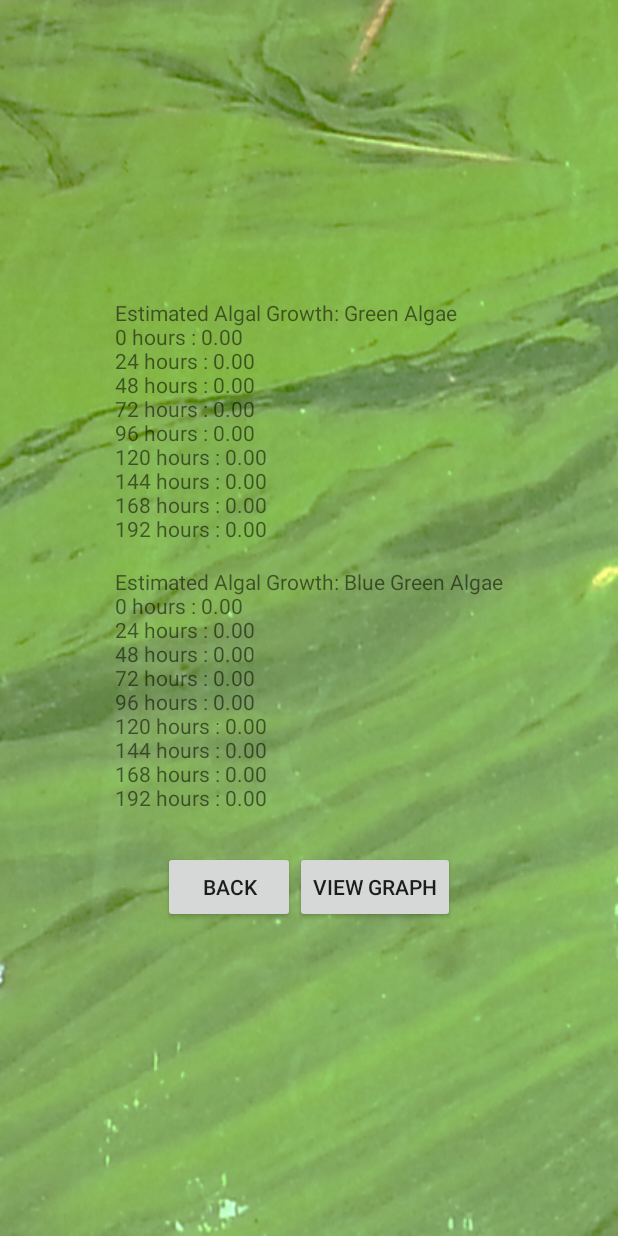
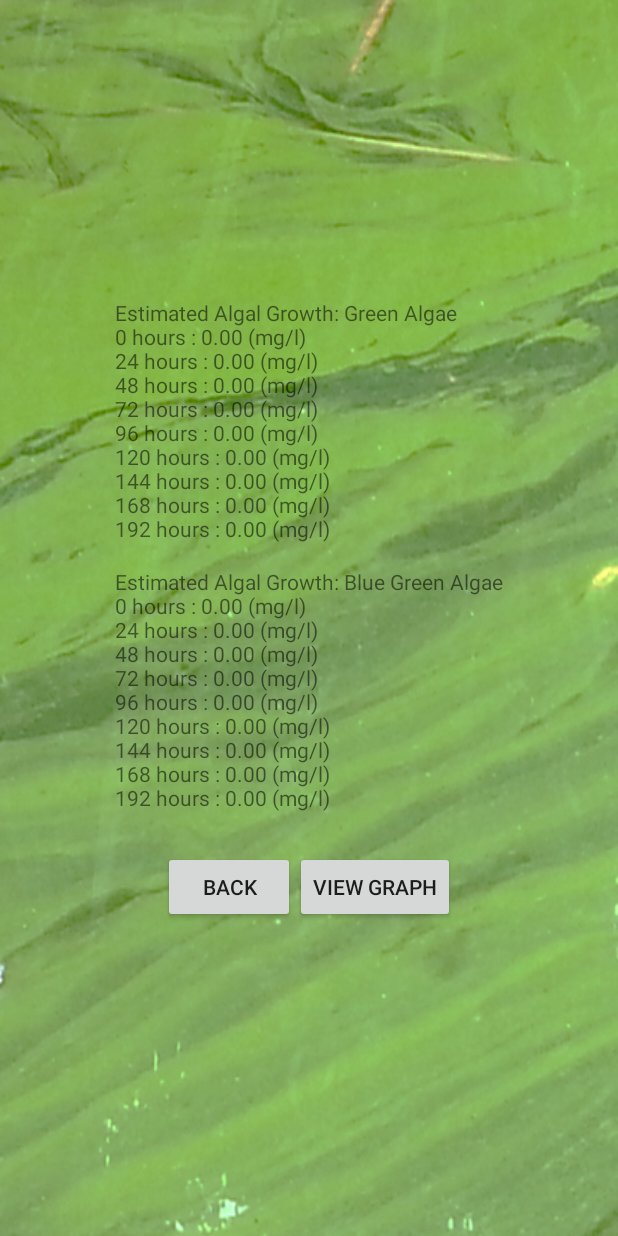
Before and after one commit to nighojkarv/AlgaeEstimator, an Android app: the screen it shows after launch (resultScreen), after a tap on "CALCULATE", on a phone screen of 412 x 824 dp. Run offline under Robolectric (Android 15) with nearby library versions, the phone set to English and light mode, and no system bars; 3 statements that could not run were skipped.

```diff
--- a/app/src/main/java/com/example/vedantn/algaeestimator/resultScreen.java
+++ b/app/src/main/java/com/example/vedantn/algaeestimator/resultScreen.java
@@ -45,10 +45,10 @@ public class resultScreen extends Activity {
         DecimalFormat myFormat = new DecimalFormat("#.##");
         for(int i=0;i<arraySize;i++)
         {
-            strGreen = String.valueOf(hours) + " hours : " + String.valueOf(String.format("%.2f",resultArrayGreen[i])) + "\n";
+            strGreen = String.valueOf(hours) + " hours : " + String.valueOf(String.format("%.2f",resultArrayGreen[i])) +" (mg/l)" + "\n";
             lblDisplayResultsGreen.append(strGreen);
 
-            strBlueGreen = String.valueOf(hours) + " hours : " + String.valueOf(String.format("%.2f",resultArrayBlueGreen[i])) + "\n";
+            strBlueGreen = String.valueOf(hours) + " hours : " + String.valueOf(String.format("%.2f",resultArrayBlueGreen[i])) +" (mg/l)" + "\n";
             lblDisplayResultsBlueGreen.append(strBlueGreen);
 
             hours +=24;
```
